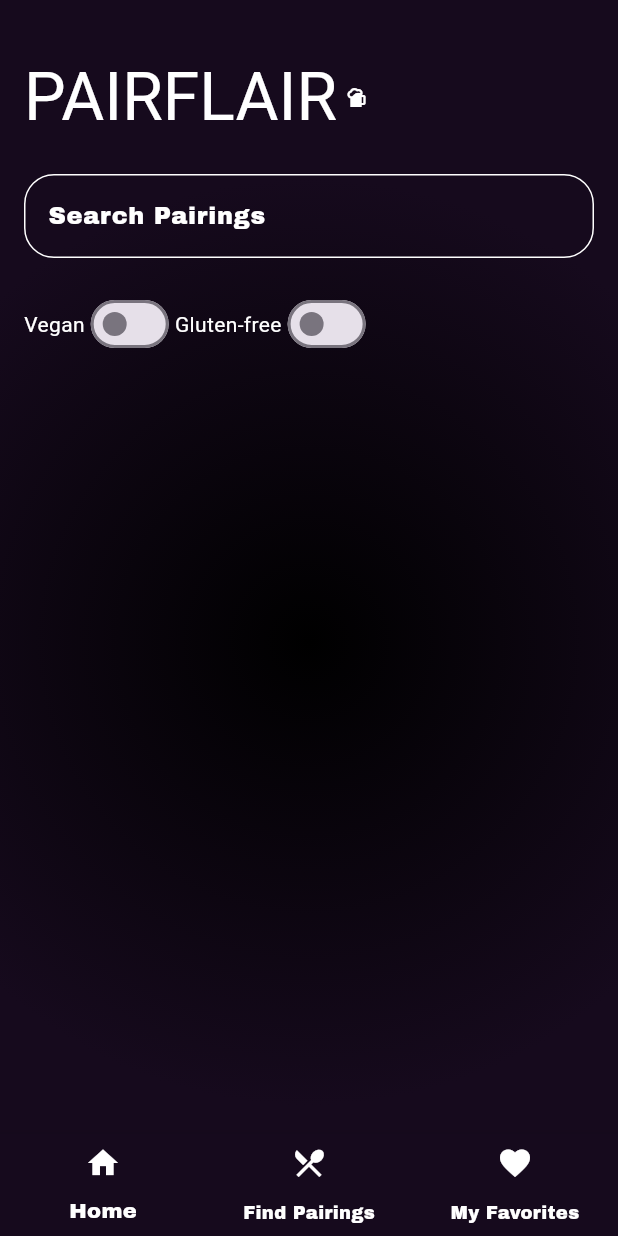
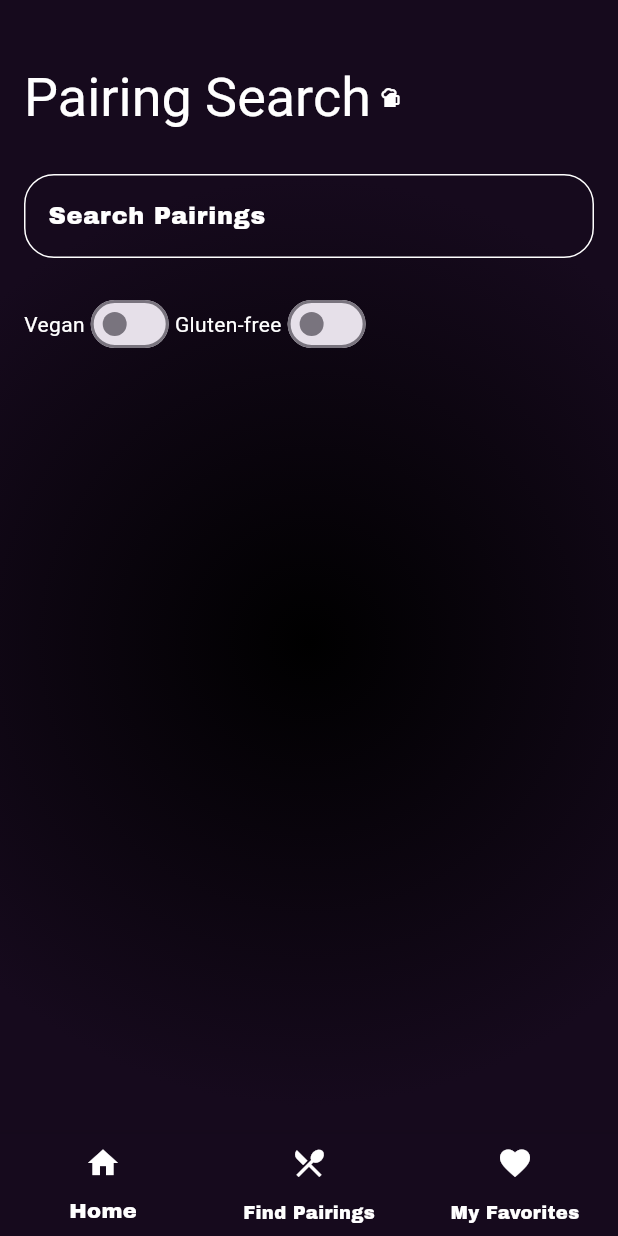
Before and after one commit to RaeClay/flair_pair, a Flutter app: the screen it shows after launch, item 2 of the bottom bar chosen, on a phone screen of 412 x 824 dp. Run offline on Flutter 3.47's test engine with Material 3 defaults, Android fonts, the phone set to English and light mode, and no system bars; our stand-ins replace carousel_slider, google_fonts; Roboto replaces fonts that are missing (Archivo).

Commit message:
new title for each page

```diff
--- a/lib/customwidgets/customappbar.dart
+++ b/lib/customwidgets/customappbar.dart
@@ -1,7 +1,10 @@
-import 'package:flair_pair/packages.dart';
+import 'package:flutter/material.dart';
+import 'package:google_fonts/google_fonts.dart';
 
 class CustomAppBar extends StatelessWidget implements PreferredSizeWidget {
-  const CustomAppBar({super.key});
+  final String titleText;
+
+  const CustomAppBar({Key? key, required this.titleText}) : super(key: key);
 
   @override
   Size get preferredSize => const Size.fromHeight(100);
@@ -15,18 +18,26 @@ class CustomAppBar extends StatelessWidget implements PreferredSizeWidget {
       title: Padding(
         padding: const EdgeInsets.only(top: 50, bottom: 20),
         child: Row(
-          mainAxisSize: MainAxisSize.min,
           children: <Widget>[
+            // Logo Image
+           /*  Padding(
+              padding: const EdgeInsets.only(right: 8.0),
+              child: Image.asset(
+                'assets/images/logo.png',  // Replace 'your_logo.png' with your actual logo image path
+                height: 75,  // Set the height of the logo as needed
+                width: 75,   // Set the width of the logo as needed
+              ),
+            ), */
+            // Title Text
             Text(
-              'PAIRFLAIR',
+              titleText,
               style: GoogleFonts.bungeeShade(
                 textStyle: const TextStyle(
                   color: Colors.white,
-                  fontSize: 44,
+                  fontSize: 36,
                 ),
               ),
             ),
-
             const SizedBox(width: 5),
             const Icon(
               Icons.sports_bar,
--- a/lib/view/favoritespage_view.dart
+++ b/lib/view/favoritespage_view.dart
@@ -14,7 +14,7 @@ class _FavoritesPageState extends State<FavoritesPage> {
   @override
   Widget build(BuildContext context) {
     return Scaffold(
-      appBar: const CustomAppBar(),
+      appBar: const CustomAppBar(titleText: 'Favorites',),
       body: Container(
         decoration: BackgroundDeco.getRadialGradient(),
         child: Column(
--- a/lib/view/home_view.dart
+++ b/lib/view/home_view.dart
@@ -9,7 +9,7 @@ class HomePage extends StatelessWidget {
   @override
   Widget build(BuildContext context) {
     return Scaffold(
-      appBar: const CustomAppBar(),
+      appBar: const CustomAppBar(titleText: 'Home',),
       body: Container(
         decoration: BackgroundDeco.getRadialGradient(),
         child: Column(
--- a/lib/view/pairing_detail_screen.dart
+++ b/lib/view/pairing_detail_screen.dart
@@ -24,7 +24,7 @@ class PairingDetailScreen extends StatelessWidget {
     @override
   Widget build(BuildContext context) {
     return Scaffold(
-      appBar: const CustomAppBar(),
+      appBar: const CustomAppBar(titleText: 'Pairing Details',),
       body: Container(
         decoration: BackgroundDeco.getRadialGradient(),
         child: Padding(
--- a/lib/view/pairing_view.dart
+++ b/lib/view/pairing_view.dart
@@ -16,7 +16,7 @@ class PairingsPage extends StatelessWidget {
   Widget build(BuildContext context) {
     return Scaffold(
       // App bar with custom styling.
-      appBar: const CustomAppBar(),
+      appBar: const CustomAppBar(titleText: 'Pairing Search',),
       body: Container(
         // Background UI deco.
         decoration: BackgroundDeco.getRadialGradient(),
--- a/pubspec.yaml
+++ b/pubspec.yaml
@@ -75,6 +75,9 @@ flutter:
     - assets/images/margarita.png
     - assets/images/tips-lightbulb.png
 
+    # logo pic
+    - assets/images/logo.png
+
   uses-material-design: true
 
   fonts:
```
Also changed, not shown: assets/images/logo.png (added).
